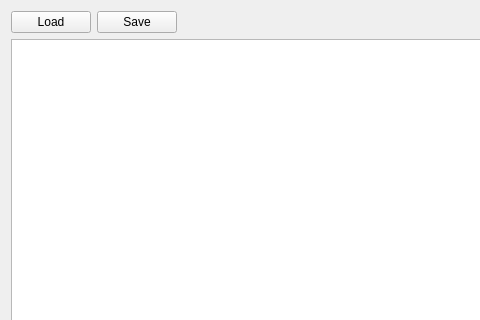
This is march_rqt_note_taker/resource/note_taker.ui in project-march/ProjectMarch as Qt 5 draws it before an edit; both pictures show x 0 to 480 and y 0 to 320 of the 838 by 675 pixel window. The edited form follows.
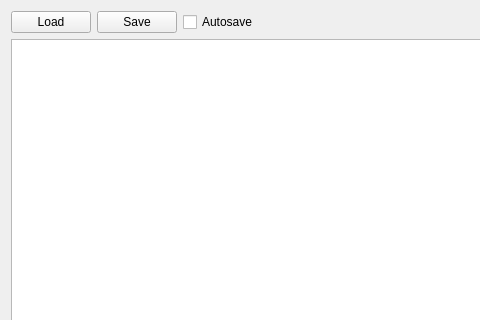
This is the edited form. Icons and pictures are not drawn.

Commit message: Add autosave checkbox

```diff
--- a/march_rqt_note_taker/resource/note_taker.ui
+++ b/march_rqt_note_taker/resource/note_taker.ui
@@ -55,6 +55,16 @@
        </property>
       </widget>
      </item>
+     <item>
+      <widget class="QCheckBox" name="autosave_check_box">
+       <property name="text">
+        <string>Autosave</string>
+       </property>
+       <property name="checked">
+        <bool>false</bool>
+       </property>
+      </widget>
+     </item>
      <item>
       <spacer name="horizontal_spacer">
        <property name="orientation">
```
The commit also changes 1 other file.
